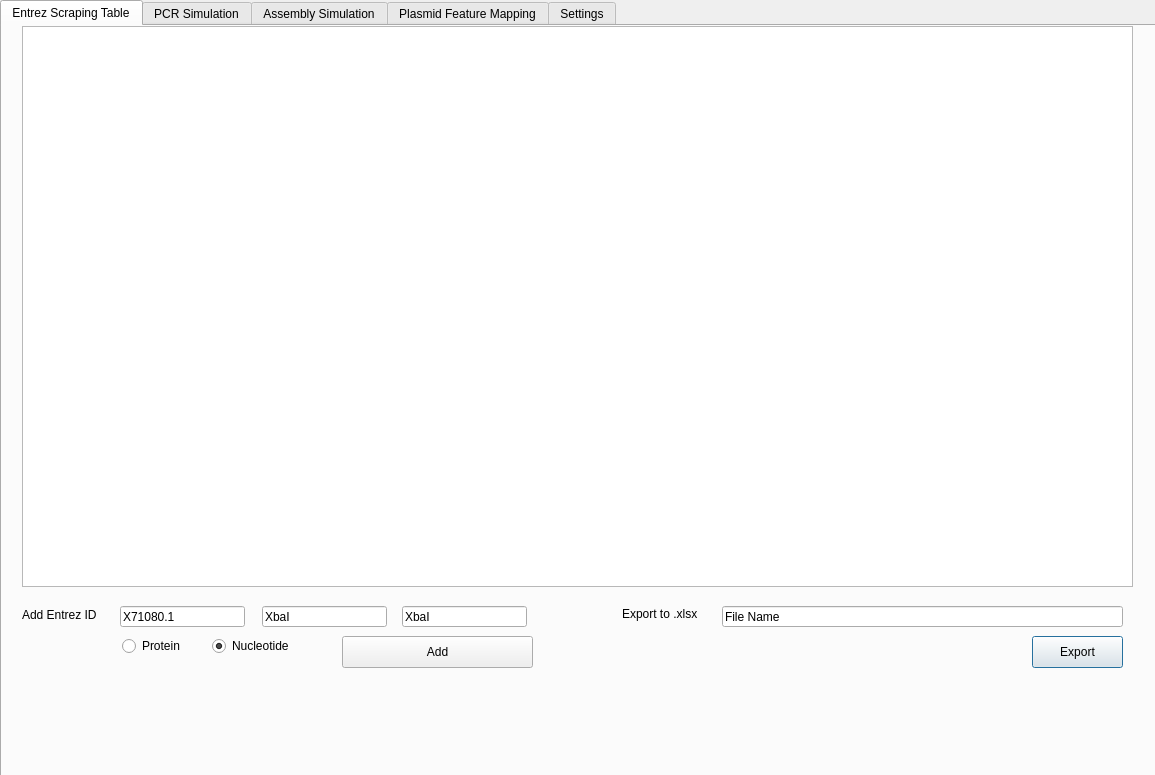
This is SeqC.ui in royerz2/DNA_Tools as Qt 5 draws it before an edit. The edited form follows.
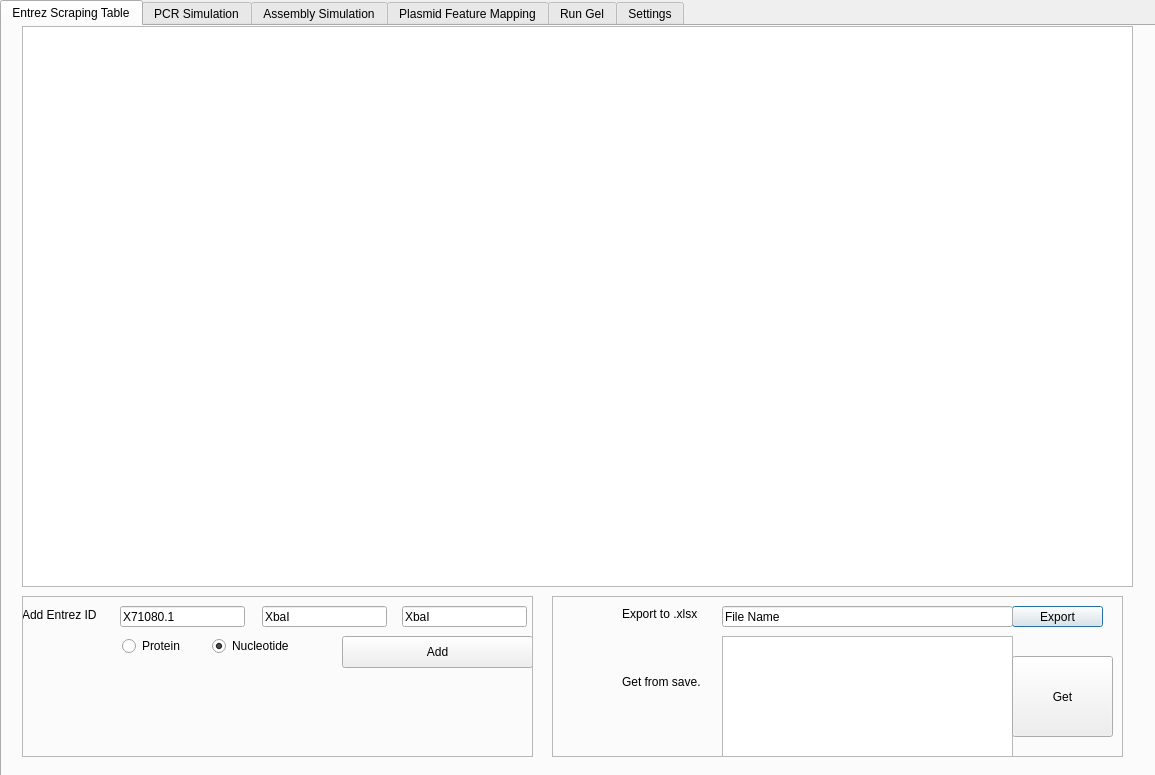
This is the edited form. The open tabs and pages were chosen to show the change.

```diff
--- a/SeqC.ui
+++ b/SeqC.ui
@@ -57,10 +57,10 @@
     <widget class="QPushButton" name="pushButton_5">
      <property name="geometry">
       <rect>
-       <x>1030</x>
-       <y>610</y>
+       <x>1010</x>
+       <y>580</y>
        <width>91</width>
-       <height>32</height>
+       <height>21</height>
       </rect>
      </property>
      <property name="text">
@@ -72,7 +72,7 @@
       <rect>
        <x>720</x>
        <y>580</y>
-       <width>401</width>
+       <width>291</width>
        <height>21</height>
       </rect>
      </property>
@@ -190,6 +190,74 @@
       </rect>
      </property>
     </widget>
+    <widget class="QListWidget" name="listWidget">
+     <property name="geometry">
+      <rect>
+       <x>720</x>
+       <y>610</y>
+       <width>291</width>
+       <height>121</height>
+      </rect>
+     </property>
+    </widget>
+    <widget class="QLabel" name="label_29">
+     <property name="geometry">
+      <rect>
+       <x>620</x>
+       <y>615</y>
+       <width>86</width>
+       <height>81</height>
+      </rect>
+     </property>
+     <property name="text">
+      <string>Get from save.</string>
+     </property>
+    </widget>
+    <widget class="QPushButton" name="pushButton_7">
+     <property name="geometry">
+      <rect>
+       <x>1010</x>
+       <y>630</y>
+       <width>101</width>
+       <height>81</height>
+      </rect>
+     </property>
+     <property name="text">
+      <string>Get</string>
+     </property>
+    </widget>
+    <widget class="QFrame" name="frame">
+     <property name="geometry">
+      <rect>
+       <x>20</x>
+       <y>570</y>
+       <width>511</width>
+       <height>161</height>
+      </rect>
+     </property>
+     <property name="frameShape">
+      <enum>QFrame::StyledPanel</enum>
+     </property>
+     <property name="frameShadow">
+      <enum>QFrame::Raised</enum>
+     </property>
+    </widget>
+    <widget class="QFrame" name="frame_2">
+     <property name="geometry">
+      <rect>
+       <x>550</x>
+       <y>570</y>
+       <width>571</width>
+       <height>161</height>
+      </rect>
+     </property>
+     <property name="frameShape">
+      <enum>QFrame::StyledPanel</enum>
+     </property>
+     <property name="frameShadow">
+      <enum>QFrame::Raised</enum>
+     </property>
+    </widget>
    </widget>
    <widget class="QWidget" name="tab_3">
     <attribute name="title">
@@ -477,6 +545,11 @@
      </property>
     </widget>
    </widget>
+   <widget class="QWidget" name="tab_5">
+    <attribute name="title">
+     <string>Run Gel</string>
+    </attribute>
+   </widget>
    <widget class="QWidget" name="settings">
     <attribute name="title">
      <string>Settings</string>
```
Left out of the diff: 158 changed lines with no effect on the pictures.
